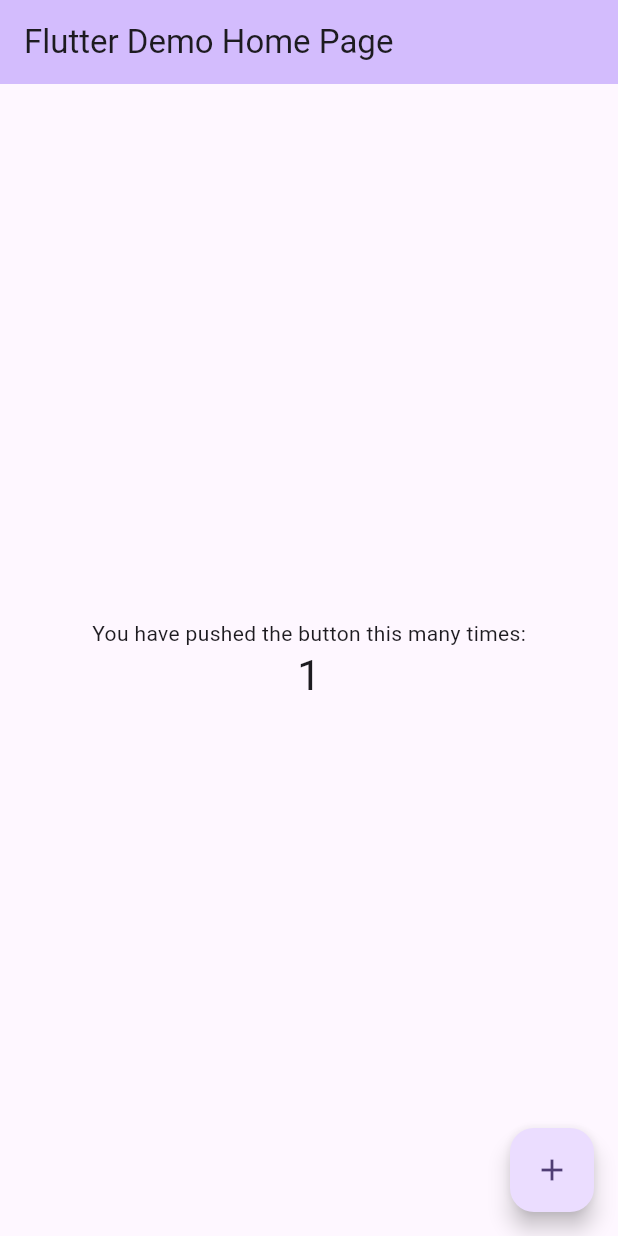
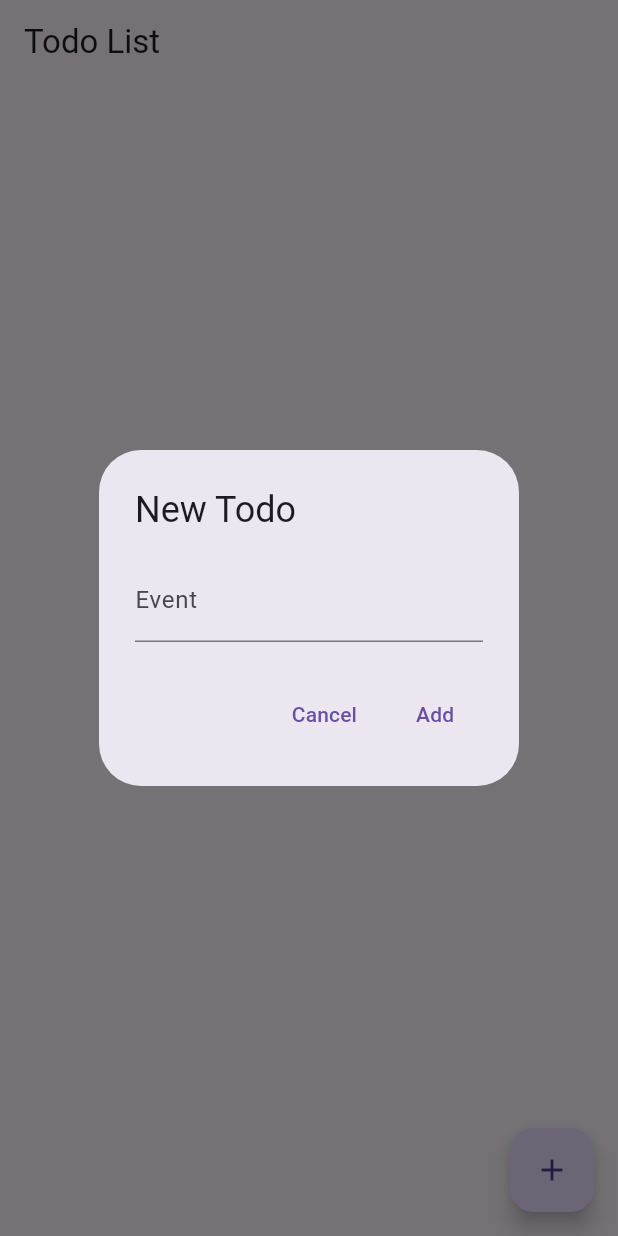
Before and after one commit to LQ458/TodoList, a Flutter app: the screen it shows after launch, after a tap on the "add" icon, on a phone screen of 412 x 824 dp. Run offline on Flutter 3.47's test engine with Material 3 defaults, Android fonts, the phone set to English and light mode, and no system bars; our stand-ins replace shared_preferences.

Commit message:
Todo Setup

```diff
--- a/flutter_application_1/lib/main.dart
+++ b/flutter_application_1/lib/main.dart
@@ -1,125 +1,116 @@
 import 'package:flutter/material.dart';
+import 'package:shared_preferences/shared_preferences.dart';
 
 void main() {
-  runApp(const MyApp());
+  runApp(const TodoApp());
 }
 
-class MyApp extends StatelessWidget {
-  const MyApp({super.key});
+class TodoApp extends StatelessWidget {
+  const TodoApp({super.key});
 
-  // This widget is the root of your application.
   @override
   Widget build(BuildContext context) {
     return MaterialApp(
-      title: 'Flutter Demo',
+      title: 'Todo List App',
       theme: ThemeData(
-        // This is the theme of your application.
-        //
-        // TRY THIS: Try running your application with "flutter run". You'll see
-        // the application has a purple toolbar. Then, without quitting the app,
-        // try changing the seedColor in the colorScheme below to Colors.green
-        // and then invoke "hot reload" (save your changes or press the "hot
-        // reload" button in a Flutter-supported IDE, or press "r" if you used
-        // the command line to start the app).
-        //
-        // Notice that the counter didn't reset back to zero; the application
-        // state is not lost during the reload. To reset the state, use hot
-        // restart instead.
-        //
-        // This works for code too, not just values: Most code changes can be
-        // tested with just a hot reload.
-        colorScheme: ColorScheme.fromSeed(seedColor: Colors.deepPurple),
-        useMaterial3: true,
+        primarySwatch: Colors.blue,
       ),
-      home: const MyHomePage(title: 'Flutter Demo Home Page'),
+      home: const TodoListScreen(),
     );
   }
 }
 
-class MyHomePage extends StatefulWidget {
-  const MyHomePage({super.key, required this.title});
-
-  // This widget is the home page of your application. It is stateful, meaning
-  // that it has a State object (defined below) that contains fields that affect
-  // how it looks.
-
-  // This class is the configuration for the state. It holds the values (in this
-  // case the title) provided by the parent (in this case the App widget) and
-  // used by the build method of the State. Fields in a Widget subclass are
-  // always marked "final".
-
-  final String title;
+class TodoListScreen extends StatefulWidget {
+  const TodoListScreen({super.key});
 
   @override
-  State<MyHomePage> createState() => _MyHomePageState();
+  _TodoListScreenState createState() => _TodoListScreenState();
 }
 
-class _MyHomePageState extends State<MyHomePage> {
-  int _counter = 0;
+class _TodoListScreenState extends State<TodoListScreen> {
+  List<String> todos = [];
+  final TextEditingController _textController = TextEditingController();
 
-  void _incrementCounter() {
+  @override
+  void initState() {
+    super.initState();
+    _loadTodoList();
+  }
+
+  Future<void> _loadTodoList() async {
+    SharedPreferences prefs = await SharedPreferences.getInstance();
     setState(() {
-      // This call to setState tells the Flutter framework that something has
-      // changed in this State, which causes it to rerun the build method below
-      // so that the display can reflect the updated values. If we changed
-      // _counter without calling setState(), then the build method would not be
-      // called again, and so nothing would appear to happen.
-      _counter++;
+      todos = prefs.getStringList('todos') ?? [];
     });
+  }
+
+  Future<void> _saveTodoList() async {
+    SharedPreferences prefs = await SharedPreferences.getInstance();
+    await prefs.setStringList('todos', todos);
   }
 
   @override
   Widget build(BuildContext context) {
-    // This method is rerun every time setState is called, for instance as done
-    // by the _incrementCounter method above.
-    //
-    // The Flutter framework has been optimized to make rerunning build methods
-    // fast, so that you can just rebuild anything that needs updating rather
-    // than having to individually change instances of widgets.
     return Scaffold(
       appBar: AppBar(
-        // TRY THIS: Try changing the color here to a specific color (to
-        // Colors.amber, perhaps?) and trigger a hot reload to see the AppBar
-        // change color while the other colors stay the same.
-        backgroundColor: Theme.of(context).colorScheme.inversePrimary,
-        // Here we take the value from the MyHomePage object that was created by
-        // the App.build method, and use it to set our appbar title.
-        title: Text(widget.title),
+        title: const Text('Todo List'),
       ),
-      body: Center(
-        // Center is a layout widget. It takes a single child and positions it
-        // in the middle of the parent.
-        child: Column(
-          // Column is also a layout widget. It takes a list of children and
-          // arranges them vertically. By default, it sizes itself to fit its
-          // children horizontally, and tries to be as tall as its parent.
-          //
-          // Column has various properties to control how it sizes itself and
-          // how it positions its children. Here we use mainAxisAlignment to
-          // center the children vertically; the main axis here is the vertical
-          // axis because Columns are vertical (the cross axis would be
-          // horizontal).
-          //
-          // TRY THIS: Invoke "debug painting" (choose the "Toggle Debug Paint"
-          // action in the IDE, or press "p" in the console), to see the
-          // wireframe for each widget.
-          mainAxisAlignment: MainAxisAlignment.center,
-          children: <Widget>[
-            const Text(
-              'You have pushed the button this many times:',
+      body: ListView.builder(
+        itemCount: todos.length,
+        itemBuilder: (context, index) {
+          return ListTile(
+            title: Text(todos[index]),
+            trailing: IconButton(
+              icon: const Icon(Icons.delete),
+              onPressed: () {
+                setState(() {
+                  todos.removeAt(index);
+                  _saveTodoList();
+                });
+              },
             ),
-            Text(
-              '$_counter',
-              style: Theme.of(context).textTheme.headlineMedium,
-            ),
-          ],
-        ),
+          );
+        },
       ),
       floatingActionButton: FloatingActionButton(
-        onPressed: _incrementCounter,
-        tooltip: 'Increment',
+        onPressed: () async {
+          final newTodo = await showDialog<String>(
+            context: context,
+            builder: (context) {
+              return AlertDialog(
+                title: const Text('New Todo'),
+                content: TextField(
+                  controller: _textController,
+                  decoration: const InputDecoration(labelText: 'Event'),
+                ),
+                actions: [
+                  TextButton(
+                    onPressed: () {
+                      Navigator.of(context).pop();
+                    },
+                    child: const Text('Cancel'),
+                  ),
+                  TextButton(
+                    onPressed: () {
+                      Navigator.of(context).pop(_textController.text);
+                    },
+                    child: const Text('Add'),
+                  ),
+                ],
+              );
+            },
+          );
+
+          if (newTodo != null) {
+            setState(() {
+              todos.add(newTodo);
+              _textController.clear();
+              _saveTodoList();
+            });
+          }
+        },
         child: const Icon(Icons.add),
-      ), // This trailing comma makes auto-formatting nicer for build methods.
+      ),
     );
   }
 }
--- a/flutter_application_1/pubspec.yaml
+++ b/flutter_application_1/pubspec.yaml
@@ -30,6 +30,7 @@ environment:
 dependencies:
   flutter:
     sdk: flutter
+  shared_preferences: ^2.0.0
 
 
   # The following adds the Cupertino Icons font to your application.
```
Also changed, not shown: flutter_application_1/pubspec.lock, 2 other files.
